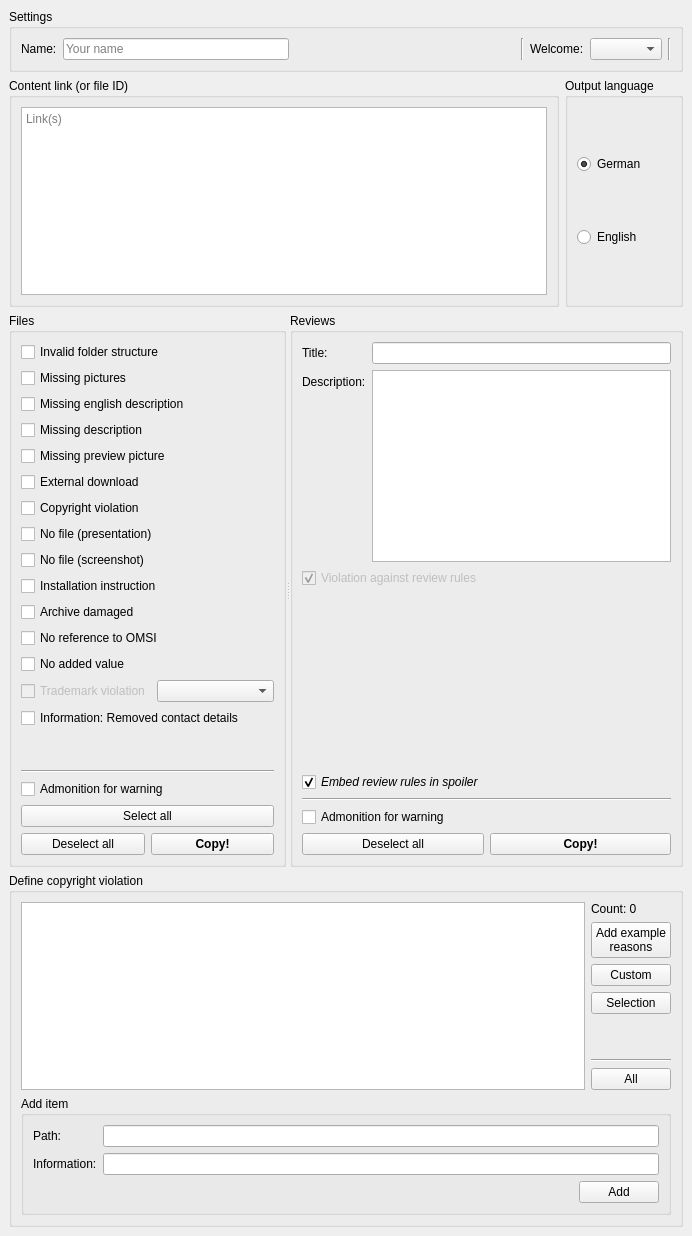
Old version of the form OTModules/wFbh/wfbh.ui in the repository pietr26/OMSI-Tools.
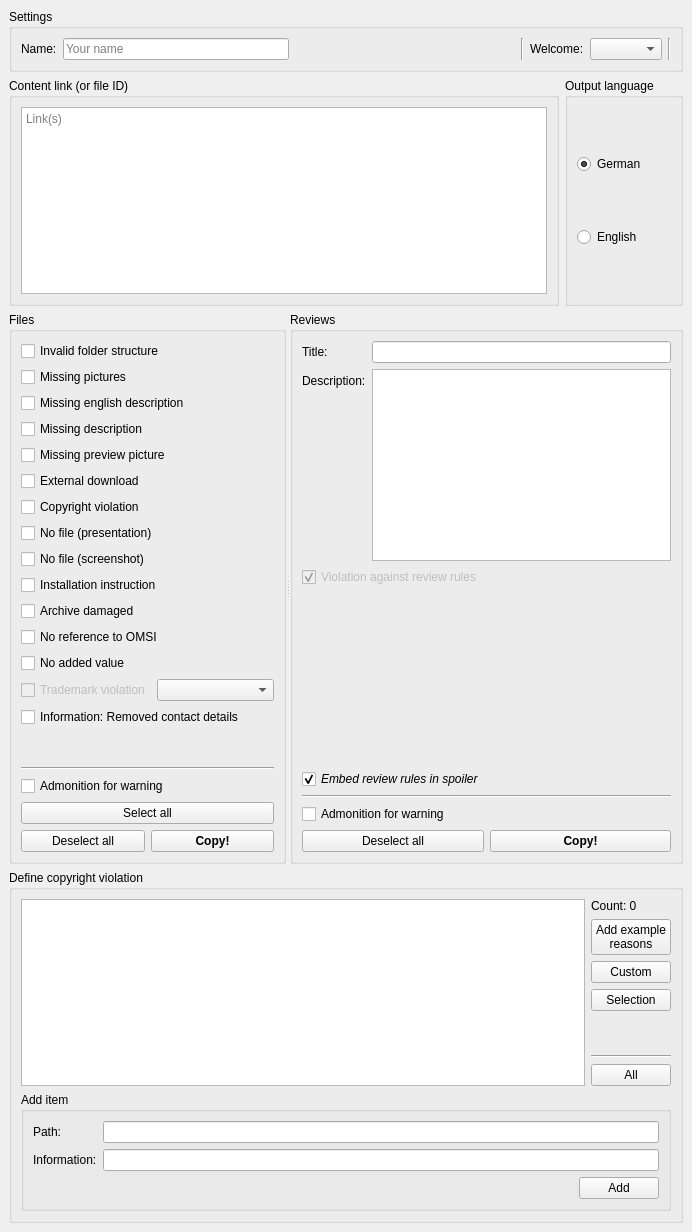
New version of the form. Icons and pictures are not drawn.

Commit message: Removed some translation strings

```diff
--- a/OTModules/wFbh/wfbh.ui
+++ b/OTModules/wFbh/wfbh.ui
@@ -7,7 +7,7 @@
     <x>0</x>
     <y>0</y>
     <width>692</width>
-    <height>1236</height>
+    <height>1232</height>
    </rect>
   </property>
   <property name="windowTitle">
```
Left out of the diff: 8 changed lines with no effect on the pictures.
